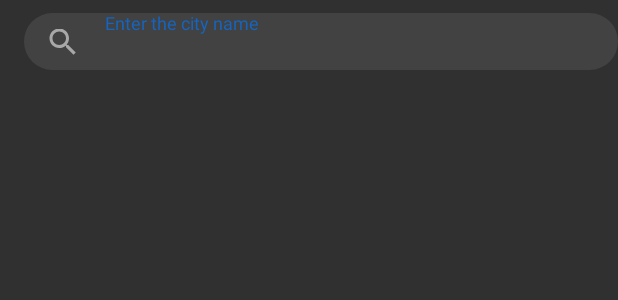
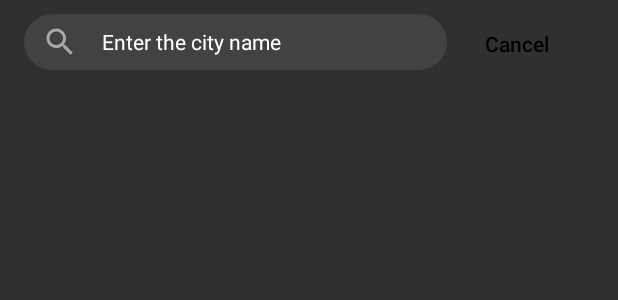
Before and after one commit to Camila-1/Weather, an Android app: the layout fragment_city_search.xml on its own in the app's theme, with its tools: preview values and no code run, on a phone screen of 412 x 824 dp. Shown: the top 300 px of the screen. Run offline under Robolectric (Android 15) with nearby library versions, the phone set to English and light mode, and no system bars.

Commit message:
back button click has been handled

```diff
--- a/app/src/main/java/com/example/weather/adapters/FoundCityRecyclerViewAdapter.kt
+++ b/app/src/main/java/com/example/weather/adapters/FoundCityRecyclerViewAdapter.kt
@@ -170,8 +170,7 @@ class FoundCityRecyclerViewAdapter(
     private fun setButtonView(button: MaterialButton, isCityAdded: Boolean) {
         button.apply {
             if (isCityAdded) {
-                button.iconGravity = MaterialButton.ICON_GRAVITY_START
-                setIconResource(R.drawable.ic_baseline_check_24)
+                setIconResource(R.drawable.ic_baseline_chevron_right_24)
                 text = resources.getString(R.string.added)
             }
             else setIconResource(R.drawable.ic_baseline_add_24)
--- a/app/src/main/java/com/example/weather/city_management/CitiesManagementViewModel.kt
+++ b/app/src/main/java/com/example/weather/city_management/CitiesManagementViewModel.kt
@@ -34,8 +34,6 @@ class CitiesManagementViewModel @Inject constructor(private val repository: Mana
         }
     }
 
-    fun updateSessionToken() = repository.updateSessionToken()
-
     fun handleButtonClick(pair: Pair<Variant, Optional<Weather>>, position: Int) {
         when(pair.first.isAdded) {
             true -> { addCityButtonAction.value = AddCityButtonAction.OpenDetails }
@@ -44,6 +42,7 @@ class CitiesManagementViewModel @Inject constructor(private val repository: Mana
                     addCity(City(it.placeId, it.terms[0].value))
                     citiesWithWeather[position].first.isAdded = true
                     addCityButtonAction.value = AddCityButtonAction.AddCity(citiesWithWeather)
+                    repository.updateSessionToken()
                 }
             }
         }
--- a/app/src/main/java/com/example/weather/di/ApplicationComponent.kt
+++ b/app/src/main/java/com/example/weather/di/ApplicationComponent.kt
@@ -3,6 +3,7 @@ package com.example.weather.di
 import android.app.Application
 import com.example.weather.city_management.CityManagementFragment
 import com.example.weather.city_management.CitySearchFragment
+import com.example.weather.city_management.WeatherDetailsFragment
 import com.example.weather.city_weather.CityWeatherFragment
 import com.example.weather.db.RoomModule
 import com.example.weather.main.MainActivity
@@ -38,4 +39,5 @@ interface ApplicationComponent {
     fun inject(fragment: CityManagementFragment)
     fun inject(fragment: CityWeatherFragment)
     fun inject(searchFragment: CitySearchFragment)
+    fun inject(detailsFragment: WeatherDetailsFragment)
 }
--- a/app/src/main/java/com/example/weather/di/ViewModelModule.kt
+++ b/app/src/main/java/com/example/weather/di/ViewModelModule.kt
@@ -3,7 +3,7 @@ package com.example.weather.di
 import androidx.lifecycle.ViewModel
 import androidx.lifecycle.ViewModelProvider
 import com.example.weather.city_management.CitiesManagementViewModel
-import com.example.weather.main.EventViewModel
+import com.example.weather.main.NavigationViewModel
 import com.example.weather.city_management.ManagementRepository
 import dagger.MapKey
 import dagger.Module
@@ -49,8 +49,8 @@ class ViewModelModule {
     @Provides
     @Singleton
     @IntoMap
-    @ViewModelKey(EventViewModel::class)
+    @ViewModelKey(NavigationViewModel::class)
     fun provideEventViewModel(): ViewModel {
-        return EventViewModel()
+        return NavigationViewModel()
     }
 }
--- a/app/src/main/res/layout/fragment_city_search.xml
+++ b/app/src/main/res/layout/fragment_city_search.xml
@@ -22,28 +22,47 @@
             android:layout_width="match_parent"
             android:layout_height="match_parent">
 
+            <LinearLayout
+                android:layout_width="match_parent"
+                android:layout_height="match_parent"
+                android:orientation="horizontal"
+                android:paddingVertical="9dp"
+                android:layout_marginEnd="20dp">
+
                 <com.google.android.material.textfield.TextInputLayout
-                android:layout_width="match_parent"
-                android:layout_height="38dp"
+                    android:layout_width="0dp"
+                    android:layout_height="match_parent"
+                    android:layout_gravity="center"
+                    android:layout_weight="6"
                     android:background="@drawable/rounded_edit_text"
-                android:paddingStart="2dp"
-                android:paddingEnd="2dp"
-                app:startIconDrawable="@drawable/ic_baseline_search_24"
-                android:hint="@string/enter_the_city_name">
+                    android:paddingTop="0dp"
+                    app:endIconMode="clear_text"
+                    app:placeholderText="@string/enter_the_city_name"
+                    app:hintEnabled="false"
+                    app:startIconDrawable="@drawable/ic_baseline_search_24">
 
                     <com.google.android.material.textfield.TextInputEditText
                         android:id="@+id/city_search_edit_text"
                         android:layout_width="match_parent"
                         android:layout_height="match_parent"
-                    android:layout_marginBottom="10dp"
                         android:background="@null"/>
 
                 </com.google.android.material.textfield.TextInputLayout>
 
+                <com.google.android.material.button.MaterialButton
+                    android:id="@+id/cancel_button"
+                    android:layout_width="0dp"
+                    android:layout_height="match_parent"
+                    android:layout_weight="2"
+                    android:text="@string/cancel"
+                    android:textAllCaps="false"
+                    style="?android:attr/borderlessButtonStyle"/>
+
+            </LinearLayout>
+
         </com.google.android.material.appbar.MaterialToolbar>
 
     </com.google.android.material.appbar.AppBarLayout>
-
 
 
     <androidx.recyclerview.widget.RecyclerView
--- a/app/src/main/res/layout/search_city_item.xml
+++ b/app/src/main/res/layout/search_city_item.xml
@@ -27,6 +27,7 @@
         android:insetRight="0dp"
         android:insetBottom="0dp"
         app:iconGravity="end"
+        android:textAllCaps="false"
         style="?android:attr/borderlessButtonStyle"/>
 
 </RelativeLayout>
--- a/app/src/main/res/values/strings_city_management.xml
+++ b/app/src/main/res/values/strings_city_management.xml
@@ -6,4 +6,5 @@
     <string name="city_added">Added</string>
     <string name="nothing_found">Nothing found</string>
     <string name="added">Added</string>
+    <string name="cancel">Cancel</string>
 </resources>
```
Also changed, not shown: app/src/main/java/com/example/weather/city_management/CityManagementFragment.kt (+13 -6 lines), app/src/main/java/com/example/weather/city_management/CitySearchFragment.kt (+42 -17 lines), app/src/main/java/com/example/weather/city_management/WeatherDetailsFragment.kt (+28 -40 lines), app/src/main/java/com/example/weather/city_weather/CityWeatherFragment.kt (+4 -8 lines), app/src/main/java/com/example/weather/main/EventViewModel.kt (deleted, +0 -17 lines), app/src/main/java/com/example/weather/main/MainActivity.kt (+16 -11 lines), app/src/main/java/com/example/weather/main/NavigationViewModel.kt (added, +37 -0 lines), app/src/main/res/drawable/ic_baseline_chevron_right_24.xml (added, +10 -0 lines). Lines whose indentation alone changed are shown as unchanged.
